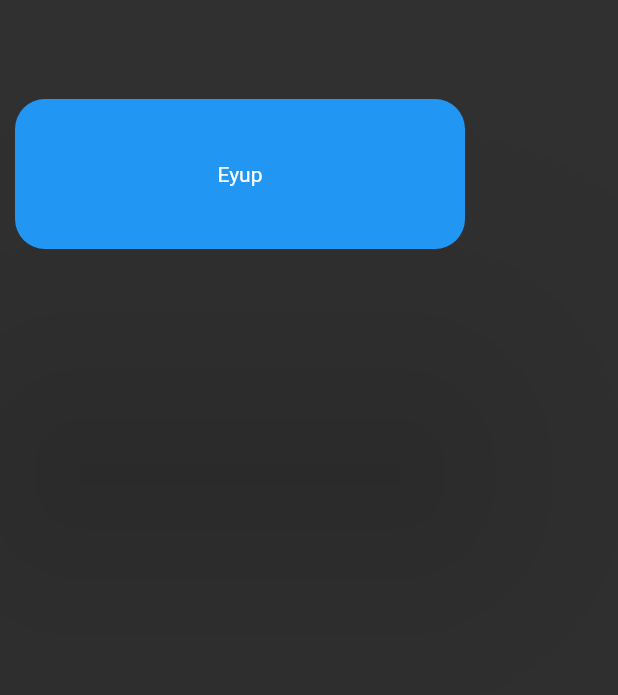
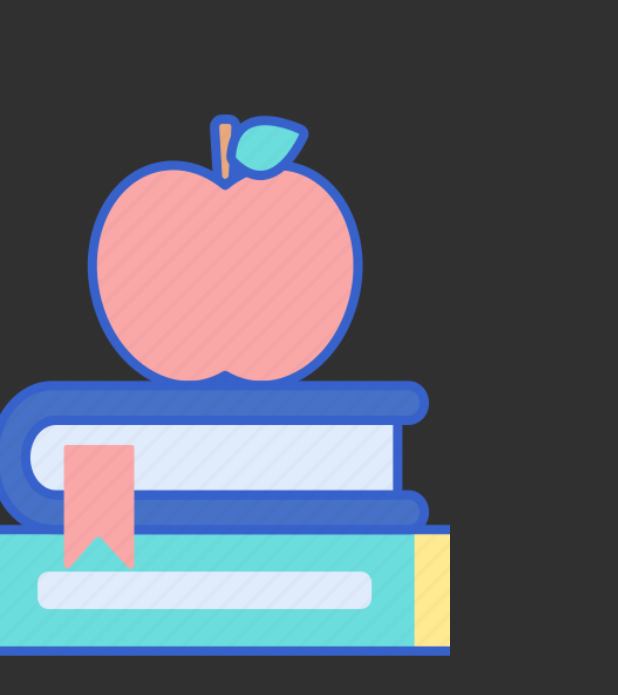
Before and after one commit to eyuphan-oguz/veli_bacik_flutter_learning, a Flutter app: the screen it shows after launch, on a phone screen of 412 x 824 dp. Shown: the top 695 px of the screen. Run offline on Flutter 3.47's test engine with Material 2 defaults, Android fonts, the phone set to English and light mode, and no system bars.

Commit message:
Image learn

```diff
--- /dev/null
+++ b/lib/101/image_learn.dart
@@ -0,0 +1,40 @@
+import 'package:flutter/material.dart';
+
+class ImageLearn extends StatelessWidget {
+  const ImageLearn({Key? key}) : super(key: key);
+
+  @override
+  Widget build(BuildContext context) {
+    return Scaffold(
+      appBar: AppBar(),
+      body: Column(
+        children: [
+          SizedBox(
+              height: 400,
+              width: 300,
+              child: PngImage(path: ImageItems().appleBook,))
+        ],
+      ),
+    );
+  }
+}
+
+
+class ImageItems{
+  final String appleWithBook="apple-and-book-png-transparent-apple-and-book-images-274565";
+  final String appleBook="ic_apple_with_school";
+}
+
+
+class PngImage extends StatelessWidget {
+  const PngImage({Key? key, required this.path}) : super(key: key);
+  final String path;
+
+  @override
+  Widget build(BuildContext context) {
+    return Image.asset(_nameWithPath,fit: BoxFit.cover,);
+  }
+
+  String get _nameWithPath=>'assets/png/$path.png';
+
+}
--- a/lib/main.dart
+++ b/lib/main.dart
@@ -2,6 +2,7 @@ import 'package:flutter/material.dart';
 import 'package:flutter/services.dart';
 import 'package:veli_bacik_flutter_learning/101/button_learn.dart';
 import 'package:veli_bacik_flutter_learning/101/container_sized_box_learn.dart';
+import 'package:veli_bacik_flutter_learning/101/image_learn.dart';
 import 'package:veli_bacik_flutter_learning/101/scaffold_learn.dart';
 import 'package:veli_bacik_flutter_learning/101/stateless_learn.dart';
 import 'package:veli_bacik_flutter_learning/101/text_learn_view.dart';
@@ -35,7 +36,7 @@ class MyApp extends StatelessWidget {
 
         )
       ),
-      home: CardLearn(),
+      home: ImageLearn(),
     );
   }
 }
--- a/pubspec.yaml
+++ b/pubspec.yaml
@@ -60,8 +60,9 @@ flutter:
   uses-material-design: true
 
   # To add assets to your application, add an assets section, like this:
-  # assets:
-  #   - images/a_dot_burr.jpeg
+  assets:
+    - assets/apple-and-book-png-transparent-apple-and-book-images-274565.png
+    - assets/png/
   #   - images/a_dot_ham.jpeg
 
   # An image asset can refer to one or more resolution-specific "variants", see
```
Also changed, not shown: assets/apple-and-book-png-transparent-apple-and-book-images-274565.png (added), assets/png/ic_apple_with_school.png (added).
